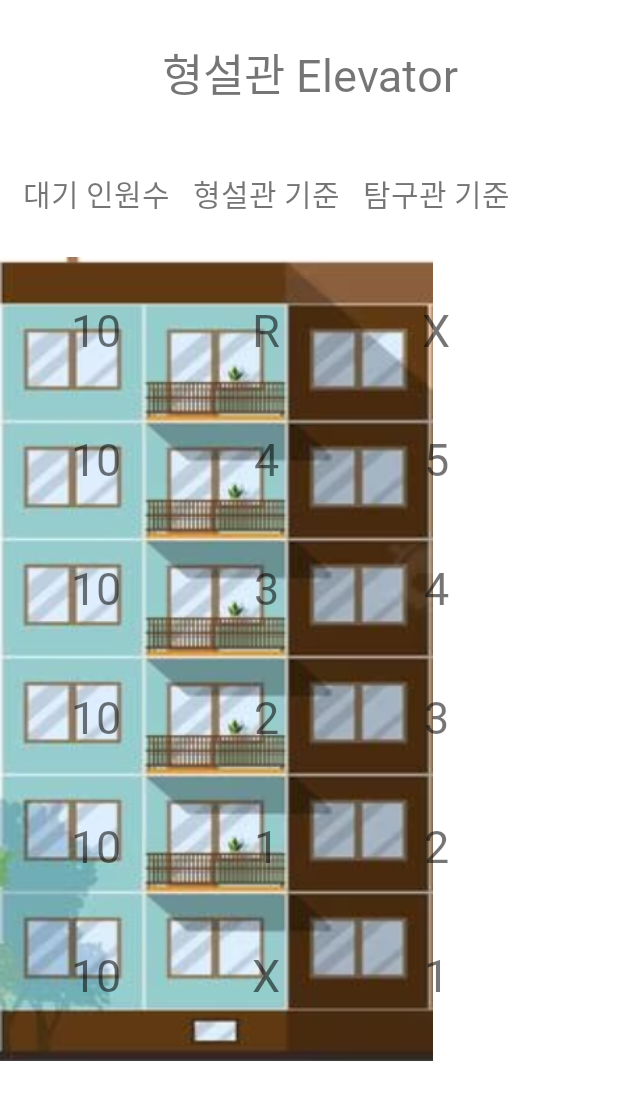
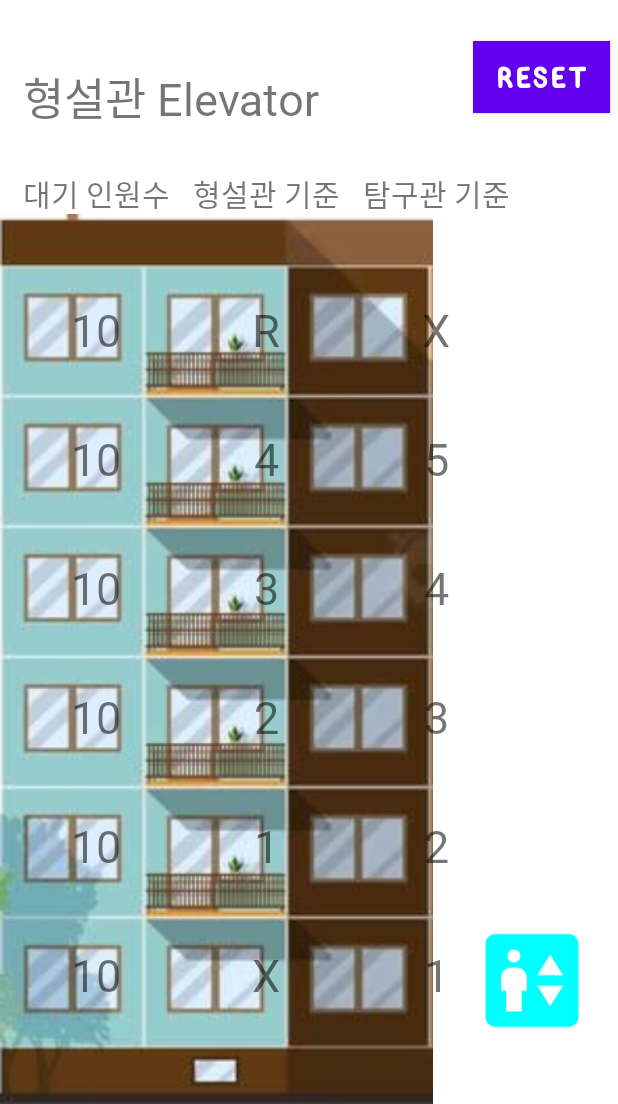
Before and after one commit to swparkannie/KSAElevator, an Android app: the layout fragment_hyungtam.xml on its own in the app's theme, with its tools: preview values and no code run, on a phone screen of 412 x 824 dp, the part 132-1236 px from its top. Run offline under Robolectric (Android 15) with nearby library versions, the phone set to English and light mode, and no system bars.

Commit message:
Final version

```diff
--- a/app/src/main/res/drawable/baseline_elevator_24.xml
+++ b/app/src/main/res/drawable/baseline_elevator_24_blue.xml
@@ -1,4 +1,4 @@
-<vector android:height="24dp" android:tint="#FFFFFF"
+<vector android:height="24dp" android:tint="#00FFFF"
     android:viewportHeight="24" android:viewportWidth="24"
     android:width="24dp" xmlns:android="http://schemas.android.com/apk/res/android">
     <path android:fillColor="@android:color/white" android:pathData="M19,3H5C3.9,3 3,3.9 3,5v14c0,1.1 0.9,2 2,2h14c1.1,0 2,-0.9 2,-2V5C21,3.9 20.1,3 19,3zM8.5,6c0.69,0 1.25,0.56 1.25,1.25c0,0.69 -0.56,1.25 -1.25,1.25S7.25,7.94 7.25,7.25C7.25,6.56 7.81,6 8.5,6zM11,14h-1v4H7v-4H6v-2.5c0,-1.1 0.9,-2 2,-2h1c1.1,0 2,0.9 2,2V14zM15.5,17L13,13h5L15.5,17zM13,11l2.5,-4l2.5,4H13z"/>
--- /dev/null
+++ b/app/src/main/res/drawable/baseline_elevator_24_red.xml
@@ -0,0 +1,5 @@
+<vector android:height="24dp" android:tint="#FF0000"
+    android:viewportHeight="24" android:viewportWidth="24"
+    android:width="24dp" xmlns:android="http://schemas.android.com/apk/res/android">
+    <path android:fillColor="@android:color/white" android:pathData="M19,3H5C3.9,3 3,3.9 3,5v14c0,1.1 0.9,2 2,2h14c1.1,0 2,-0.9 2,-2V5C21,3.9 20.1,3 19,3zM8.5,6c0.69,0 1.25,0.56 1.25,1.25c0,0.69 -0.56,1.25 -1.25,1.25S7.25,7.94 7.25,7.25C7.25,6.56 7.81,6 8.5,6zM11,14h-1v4H7v-4H6v-2.5c0,-1.1 0.9,-2 2,-2h1c1.1,0 2,0.9 2,2V14zM15.5,17L13,13h5L15.5,17zM13,11l2.5,-4l2.5,4H13z"/>
+</vector>
--- /dev/null
+++ b/app/src/main/res/drawable/baseline_elevator_24_yellow.xml
@@ -0,0 +1,5 @@
+<vector android:height="24dp" android:tint="#FFFF00"
+    android:viewportHeight="24" android:viewportWidth="24"
+    android:width="24dp" xmlns:android="http://schemas.android.com/apk/res/android">
+    <path android:fillColor="@android:color/white" android:pathData="M19,3H5C3.9,3 3,3.9 3,5v14c0,1.1 0.9,2 2,2h14c1.1,0 2,-0.9 2,-2V5C21,3.9 20.1,3 19,3zM8.5,6c0.69,0 1.25,0.56 1.25,1.25c0,0.69 -0.56,1.25 -1.25,1.25S7.25,7.94 7.25,7.25C7.25,6.56 7.81,6 8.5,6zM11,14h-1v4H7v-4H6v-2.5c0,-1.1 0.9,-2 2,-2h1c1.1,0 2,0.9 2,2V14zM15.5,17L13,13h5L15.5,17zM13,11l2.5,-4l2.5,4H13z"/>
+</vector>
--- a/app/src/main/res/layout/fragment_hyungtam.xml
+++ b/app/src/main/res/layout/fragment_hyungtam.xml
@@ -11,14 +11,14 @@
         android:layout_width="0dp"
         android:layout_height="0dp"
         app:layout_constraintWidth_percent="0.7"
-        app:layout_constraintHeight_percent="0.65"
+        app:layout_constraintHeight_percent="0.72"
         android:background="@drawable/sixstory"
         app:layout_constraintBottom_toBottomOf="parent"
         app:layout_constraintEnd_toEndOf="parent"
         app:layout_constraintHorizontal_bias="0.0"
         app:layout_constraintStart_toStartOf="parent"
         app:layout_constraintTop_toTopOf="@+id/H_Header"
-        app:layout_constraintVertical_bias="0.9" />
+        app:layout_constraintVertical_bias="1" />
 
     <TextView
         android:id="@+id/H_Header"
@@ -48,10 +48,10 @@
         android:textSize="30dp"
         app:layout_constraintBottom_toBottomOf="parent"
         app:layout_constraintEnd_toEndOf="parent"
-        app:layout_constraintHorizontal_bias="0.502"
+        app:layout_constraintHorizontal_bias="0.07"
         app:layout_constraintStart_toStartOf="parent"
         app:layout_constraintTop_toTopOf="@+id/H_Header"
-        app:layout_constraintVertical_bias="0.146" />
+        app:layout_constraintVertical_bias="0.167" />
 
     <TableLayout
         android:layout_width="wrap_content"
@@ -344,13 +344,28 @@
         android:id="@+id/H_E"
         android:layout_width="0dp"
         android:layout_height="0dp"
-        android:src="@drawable/baseline_elevator_24"
+        android:src="@drawable/baseline_elevator_24_blue"
         app:layout_constraintBottom_toBottomOf="parent"
         app:layout_constraintEnd_toEndOf="parent"
         app:layout_constraintHeight_percent="0.2"
-        app:layout_constraintHorizontal_bias="0.908"
+        app:layout_constraintHorizontal_bias="0.951"
         app:layout_constraintStart_toStartOf="parent"
         app:layout_constraintTop_toTopOf="parent"
-        app:layout_constraintVertical_bias="0.515"
+        app:layout_constraintVertical_bias="1.0"
         app:layout_constraintWidth_percent="0.2" />
+
+    <Button
+        android:id="@+id/T_reset"
+        android:layout_width="wrap_content"
+        android:layout_height="wrap_content"
+        android:background="@color/purple"
+        android:fontFamily="@font/bunny"
+        android:text="Reset"
+        android:textSize="20dp"
+        app:layout_constraintBottom_toBottomOf="parent"
+        app:layout_constraintEnd_toEndOf="parent"
+        app:layout_constraintHorizontal_bias="0.984"
+        app:layout_constraintStart_toStartOf="parent"
+        app:layout_constraintTop_toTopOf="parent"
+        app:layout_constraintVertical_bias="0.149" />
 </androidx.constraintlayout.widget.ConstraintLayout>
```
Also changed, not shown: app/src/main/java/com/ileeric/ksa/sunwoods/ui/dashboard/HyungtamFragment.java (+18 -9 lines), app/src/main/java/com/ileeric/ksa/sunwoods/ui/home/FindpathFragment.java (+45 -35 lines), app/src/main/java/com/ileeric/ksa/sunwoods/ui/notifications/ChangjoFragment.java (+16 -9 lines), app/src/main/res/layout/fragment_changjo.xml (+20 -5 lines).
